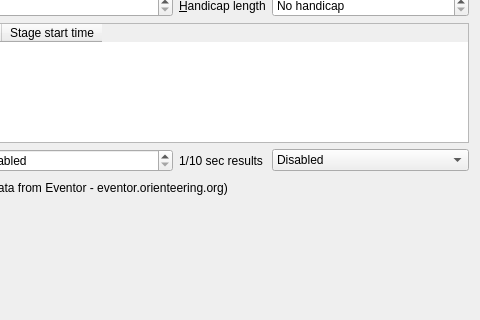
First picture: the form in quickevent/app/quickevent/plugins/Event/src/eventdialogwidget.ui, repository arnost00/quickbox, before the edit; both pictures show x 110 to 590 and y 214 to 534 of the 590 by 766 pixel window.
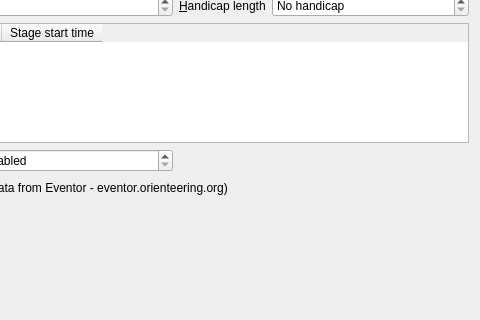
Second picture: the form after the edit.

Commit message: Remove unused oneTenthSecResults from config and UI

The edit to the form file:
```diff
--- a/quickevent/app/quickevent/plugins/Event/src/eventdialogwidget.ui
+++ b/quickevent/app/quickevent/plugins/Event/src/eventdialogwidget.ui
@@ -69,20 +69,6 @@
      <item row="7" column="1">
       <widget class="QComboBox" name="cbxSportId"/>
      </item>
-     <item row="10" column="3">
-      <widget class="QComboBox" name="ed_oneTenthSecResults">
-       <item>
-        <property name="text">
-         <string>Disabled</string>
-        </property>
-       </item>
-       <item>
-        <property name="text">
-         <string>Enabled</string>
-        </property>
-       </item>
-      </widget>
-     </item>
      <item row="5" column="0">
       <widget class="QLabel" name="label_5">
        <property name="text">
@@ -103,16 +89,6 @@
        </property>
       </widget>
      </item>
-     <item row="10" column="2">
-      <widget class="QLabel" name="label_15">
-       <property name="text">
-        <string>1/10 sec results</string>
-       </property>
-       <property name="buddy">
-        <cstring>ed_handicapLength</cstring>
-       </property>
-      </widget>
-     </item>
      <item row="8" column="1">
       <widget class="QSpinBox" name="ed_stageCount">
        <property name="minimum">
```
Left out of the diff: 1 changed line with no effect on the pictures. The commit also changes 3 other files.
